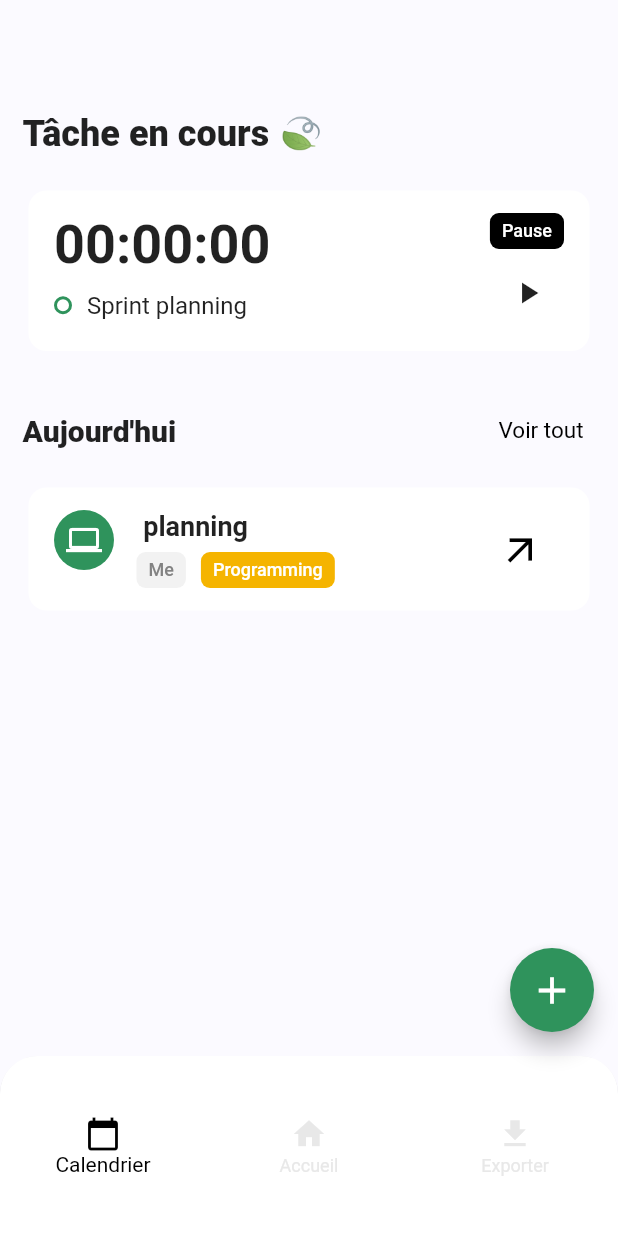
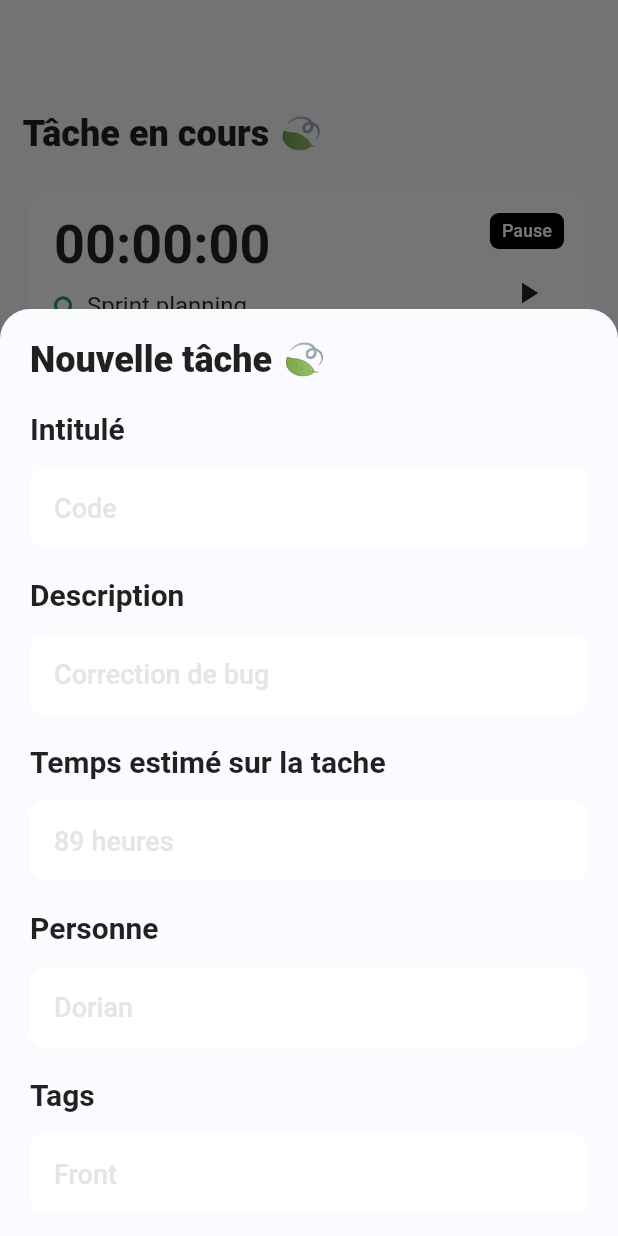
Before and after one commit to dorian-grst/time-tracking-rodeeo, a Flutter app: the screen it shows after launch, after a tap on the "add" icon, on a phone screen of 412 x 824 dp. Run offline on Flutter 3.47's test engine with Material 2 defaults, Android fonts, the phone set to English and light mode, and no system bars.

Commit message:
add floatingAddTaskButton and showModalBottomSheet

```diff
--- a/lib/main.dart
+++ b/lib/main.dart
@@ -9,7 +9,7 @@ import 'package:flutter/material.dart';
 import 'package:flutter/rendering.dart';
 
 void main() {
-  debugRepaintRainbowEnabled = true;
+  //debugRepaintRainbowEnabled = true;
   runApp(const MyApp());
 }
 
--- /dev/null
+++ b/lib/src/components/customTextFormField .dart
@@ -0,0 +1,68 @@
+import 'package:flutter/material.dart';
+
+import 'package:flutter/material.dart';
+
+class CustomTextField extends StatelessWidget {
+  final String label;
+  final String hint;
+  final TextEditingController controller;
+
+  const CustomTextField({
+    Key? key,
+    required this.label,
+    required this.hint,
+    required this.controller,
+  }) : super(key: key);
+
+  @override
+  Widget build(BuildContext context) {
+    return Column(
+      crossAxisAlignment: CrossAxisAlignment.start,
+      children: [
+        const SizedBox(height: 20),
+        Text(
+          label,
+          style: const TextStyle(
+            fontSize: 20,
+            fontWeight: FontWeight.bold,
+          ),
+        ),
+        const SizedBox(height: 15),
+        TextFormField(
+          controller: controller,
+          decoration: InputDecoration(
+            hintText: hint,
+            hintStyle: const TextStyle(
+              fontSize: 18,
+              color: Color.fromRGBO(229, 229, 229, 1),
+            ),
+            contentPadding: const EdgeInsets.symmetric(
+              horizontal: 16,
+              vertical: 16,
+            ),
+            filled: true,
+            fillColor: Colors.white,
+            enabledBorder: OutlineInputBorder(
+              borderSide: const BorderSide(
+                color: Colors.white,
+                width: 1,
+              ),
+              borderRadius: BorderRadius.circular(10),
+            ),
+            focusedBorder: OutlineInputBorder(
+              borderSide: const BorderSide(
+                color: Color.fromRGBO(47, 147, 92, 1),
+                width: 2,
+              ),
+              borderRadius: BorderRadius.circular(4),
+            ),
+          ),
+          style: const TextStyle(
+            fontSize: 18,
+            color: Colors.black,
+          ),
+        ),
+      ],
+    );
+  }
+}
--- a/lib/src/components/floatingAddTaskButton.dart
+++ b/lib/src/components/floatingAddTaskButton.dart
@@ -1,10 +1,13 @@
+import 'package:apprentissage/src/components/customTextFormField%20.dart';
 import 'package:flutter/material.dart';
 import 'package:flutter/src/widgets/framework.dart';
 import 'package:flutter/src/widgets/placeholder.dart';
 
 class FloatingAddTaskButton extends StatelessWidget {
-  const FloatingAddTaskButton({super.key, required this.tabIndex});
+  FloatingAddTaskButton({super.key, required this.tabIndex});
   final ValueNotifier<int> tabIndex;
+
+  final taskNameController = TextEditingController();
 
   @override
   Widget build(BuildContext context) {
@@ -14,7 +17,80 @@ class FloatingAddTaskButton extends StatelessWidget {
         return Visibility(
           visible: selectedIndex == 0,
           child: FloatingActionButton(
-            onPressed: () {},
+            onPressed: () {
+              showModalBottomSheet(
+                backgroundColor: const Color.fromRGBO(251, 250, 255, 5),
+                shape: const RoundedRectangleBorder(
+                  borderRadius: BorderRadius.only(
+                    topLeft: Radius.circular(20),
+                    topRight: Radius.circular(20),
+                  ),
+                ),
+                context: context,
+                isScrollControlled: true,
+                builder: (context) {
+                  return SizedBox(
+                    height: MediaQuery.of(context).size.height * 0.75,
+                    child: Padding(
+                      padding: const EdgeInsets.only(
+                        top: 20,
+                        left: 20,
+                        right: 20,
+                      ),
+                      child: SingleChildScrollView(
+                        child: Column(
+                          crossAxisAlignment: CrossAxisAlignment.start,
+                          children: [
+                            const Text(
+                              'Nouvelle tâche 🍃',
+                              style: TextStyle(
+                                fontSize: 24,
+                                fontWeight: FontWeight.w900,
+                              ),
+                            ),
+                            CustomTextField(
+                              label: 'Intitulé',
+                              hint: 'Code',
+                              controller: taskNameController,
+                            ),
+                            CustomTextField(
+                              label: 'Description',
+                              hint: 'Correction de bug',
+                              controller: taskNameController,
+                            ),
+                            CustomTextField(
+                              label: 'Temps estimé sur la tache',
+                              hint: '89 heures',
+                              controller: taskNameController,
+                            ),
+                            CustomTextField(
+                              label: 'Personne',
+                              hint: 'Dorian',
+                              controller: taskNameController,
+                            ),
+                            CustomTextField(
+                              label: 'Tags',
+                              hint: 'Front',
+                              controller: taskNameController,
+                            ),
+                            CustomTextField(
+                              label: 'Début',
+                              hint: '23/05/2023',
+                              controller: taskNameController,
+                            ),
+                            CustomTextField(
+                              label: 'Fin',
+                              hint: 'C29/05/2023ode',
+                              controller: taskNameController,
+                            ),
+                          ],
+                        ),
+                      ),
+                    ),
+                  );
+                },
+              );
+            },
             backgroundColor: const Color.fromRGBO(47, 147, 92, 1),
             foregroundColor: Colors.white,
             child: const Icon(
--- a/lib/src/components/homeSection.dart
+++ b/lib/src/components/homeSection.dart
@@ -66,7 +66,7 @@ class HomeSection extends StatelessWidget {
               ],
             ),
             const SizedBox(height: 10),
-            const OtherTask(taskName: " planning"),
+            const OtherTask(taskName: "Planning"),
           ],
         ),
       ),
--- a/lib/src/components/homeSectionTimer.dart
+++ b/lib/src/components/homeSectionTimer.dart
@@ -66,13 +66,11 @@ class _HomeSectionTimeState extends State<HomeSectionTimer> {
     final minutes = twoDigits(duration.inMinutes.remainder(60));
     final seconds = twoDigits(duration.inSeconds.remainder(60));
 
-    return RepaintBoundary(
-      child: Text(
-        '$hours:$minutes:$seconds',
-        style: const TextStyle(
-          fontSize: 36,
-          fontWeight: FontWeight.bold,
-        ),
+    return Text(
+      '$hours:$minutes:$seconds',
+      style: const TextStyle(
+        fontSize: 36,
+        fontWeight: FontWeight.bold,
       ),
     );
   }
```
